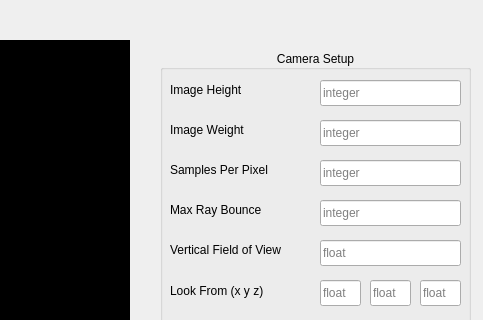
Before: the Qt Designer form ui/mainwindow.ui in kostanya/rayjack, drawn with Qt 5; both pictures show x 750 to 1233 and y 0 to 320 of the 1233 by 741 pixel window.
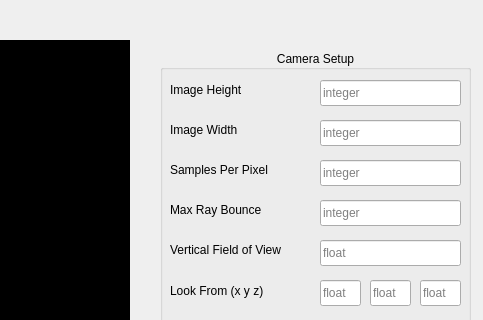
After: the same form once the commit is applied.

```diff
--- a/ui/mainwindow.ui
+++ b/ui/mainwindow.ui
@@ -481,7 +481,7 @@
       <string notr="true"/>
      </property>
      <property name="text">
-      <string>Image Weight </string>
+      <string>Image Width </string>
      </property>
     </widget>
     <widget class="QLabel" name="label_11">
```
Left out of the diff: 4 changed lines with no effect on the pictures.
